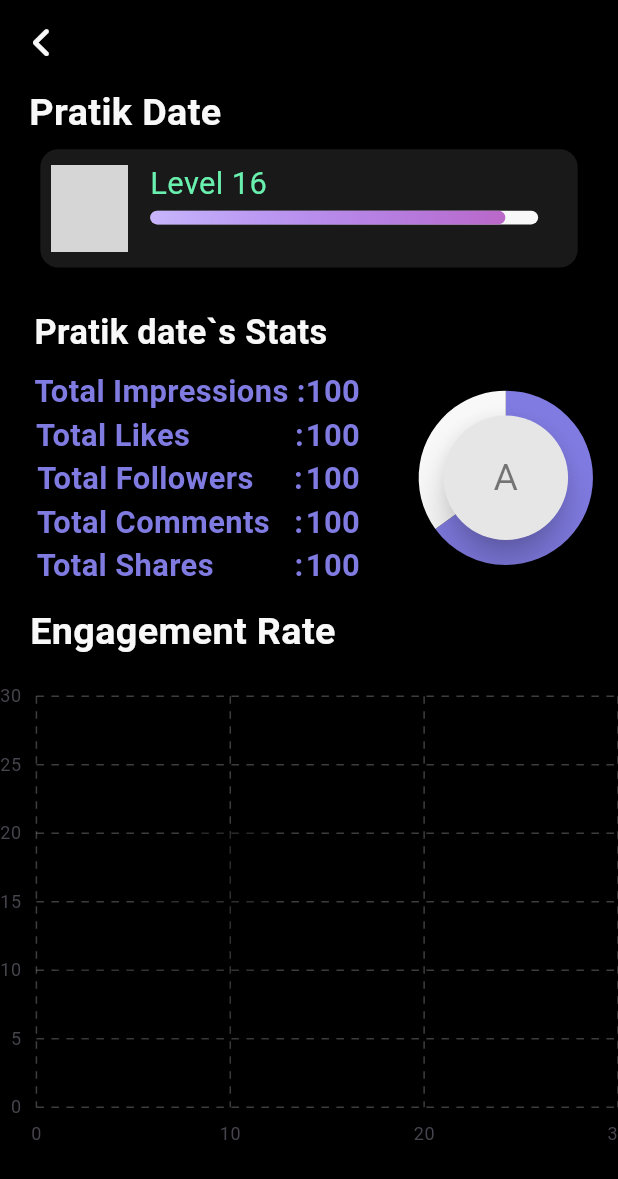
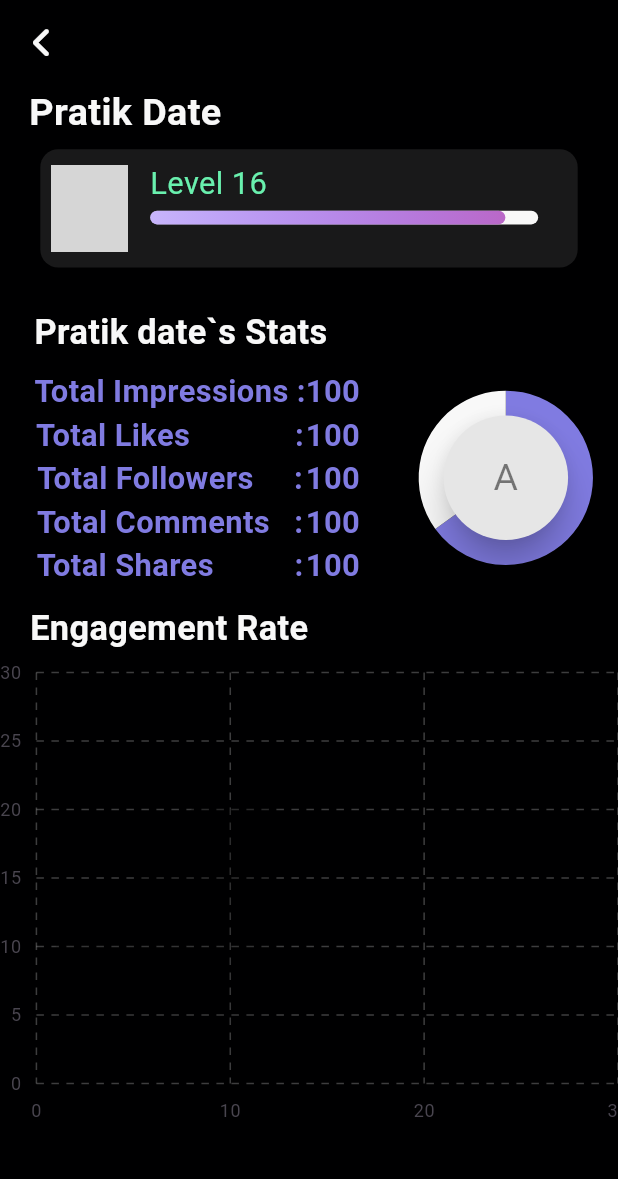
Before and after one commit to Pratikdate/ecard, a Flutter app: the FriendsActivityScreen screen opened directly, on a phone screen of 412 x 824 dp. Shown: the top 1179 px of the screen. Run offline on Flutter 3.47's test engine with Material 3 defaults, Android fonts, the phone set to English and light mode, and no system bars; drawn by our look-alikes of flutter_animation_progress_bar; our stand-ins replace bubble, cloud_firestore, device_preview, file_picker, firebase_auth, firebase_core and 15 more; missing offline and left inert: animated_login, firebase_app_check, flutter_barcode_scanner, linkedin_login, twitter_login; accounts and stored records are empty; statements that could not run were skipped; project files that could hold a hidden picture were left out; grey boxes are pictures that could not be loaded.

Commit message:
small UI changes

```diff
--- a/lib/View/subscreen/Comunity/SocialPost.dart
+++ b/lib/View/subscreen/Comunity/SocialPost.dart
@@ -155,7 +155,7 @@ class _LearningPageState extends State<SocialPage> {
 
 
         SizedBox(
-          height: 0.66.sh,
+          height: 0.64.sh,
           child: SingleChildScrollView(
             scrollDirection: Axis.vertical,
             padding: EdgeInsets.only(top: 20.sp),
--- a/lib/View/subscreen/Homesubscreen/FriendsActivityScreen.dart
+++ b/lib/View/subscreen/Homesubscreen/FriendsActivityScreen.dart
@@ -61,7 +61,7 @@ class _OnActivityTapState extends State<FriendsActivityScreen > {
 
             SizedBox(
                 width: MediaQuery.of(context).size.width,
-                height: 360,
+                height: 350.r,
                 child: Column(
                   crossAxisAlignment: CrossAxisAlignment.start,
                   children: [
@@ -71,12 +71,12 @@ class _OnActivityTapState extends State<FriendsActivityScreen > {
                         "Engagement Rate",
                         color: ColorHandler.normalFont,
                         textAlign: TextAlign.start,
-                        fontsize: 22.sp,
+                        fontsize: 20.sp,
                         fontweight: FontWeight.bold,
                       ),
                     ),
                     SizedBox(
-                      height: 20.h,
+                      height: 10.h,
                     ),
                     const ActivityChart(isanalysis: true),
                   ],
--- a/lib/View/subscreen/Homesubscreen/UserProgressScreen.dart
+++ b/lib/View/subscreen/Homesubscreen/UserProgressScreen.dart
@@ -61,7 +61,7 @@ class _OnPrcessTapState extends State<UserProgressScreen> {
                         "Engagement Rate",
                         color: ColorHandler.normalFont,
                         textAlign: TextAlign.start,
-                        fontsize: 22.sp,
+                        fontsize: 20.sp,
                         fontweight: FontWeight.bold,
                       ),
                     ),
```
Also changed, not shown: lib/View/subscreen/Comunity/CommunityChatScreen.dart (+7 -7 lines), lib/main.dart (+15 -7 lines), 1 other file.
